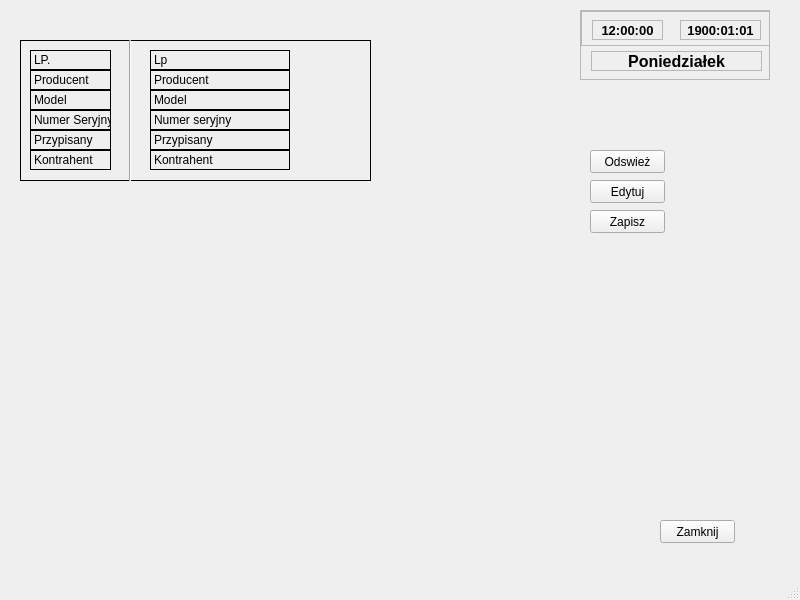
First picture: the form in Urzadzenia/urzadzenialistaedytuj.ui, repository Astropl/OptiBase, before the edit.
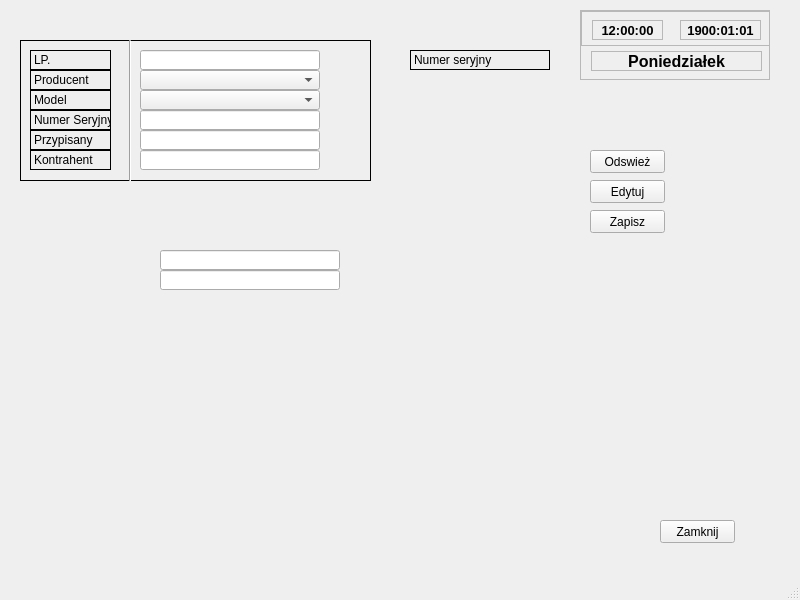
Second picture: the form after the edit.

```diff
--- a/Urzadzenia/urzadzenialistaedytuj.ui
+++ b/Urzadzenia/urzadzenialistaedytuj.ui
@@ -171,22 +171,6 @@
     <property name="frameShadow">
      <enum>QFrame::Plain</enum>
     </property>
-    <widget class="QLabel" name="lblKontrh1_2">
-     <property name="geometry">
-      <rect>
-       <x>130</x>
-       <y>110</y>
-       <width>140</width>
-       <height>20</height>
-      </rect>
-     </property>
-     <property name="frameShape">
-      <enum>QFrame::Panel</enum>
-     </property>
-     <property name="text">
-      <string>Kontrahent</string>
-     </property>
-    </widget>
     <widget class="QLabel" name="lblLp1">
      <property name="geometry">
       <rect>
@@ -219,38 +203,6 @@
       <string>Producent</string>
      </property>
     </widget>
-    <widget class="QLabel" name="lblLp2">
-     <property name="geometry">
-      <rect>
-       <x>130</x>
-       <y>10</y>
-       <width>140</width>
-       <height>20</height>
-      </rect>
-     </property>
-     <property name="frameShape">
-      <enum>QFrame::Panel</enum>
-     </property>
-     <property name="text">
-      <string>Lp</string>
-     </property>
-    </widget>
-    <widget class="QLabel" name="lblNrsery2">
-     <property name="geometry">
-      <rect>
-       <x>130</x>
-       <y>70</y>
-       <width>140</width>
-       <height>20</height>
-      </rect>
-     </property>
-     <property name="frameShape">
-      <enum>QFrame::Panel</enum>
-     </property>
-     <property name="text">
-      <string>Numer seryjny</string>
-     </property>
-    </widget>
     <widget class="QLabel" name="lblPrzypis1">
      <property name="geometry">
       <rect>
@@ -267,22 +219,6 @@
       <string>Przypisany</string>
      </property>
     </widget>
-    <widget class="QLabel" name="lblProd2">
-     <property name="geometry">
-      <rect>
-       <x>130</x>
-       <y>30</y>
-       <width>140</width>
-       <height>20</height>
-      </rect>
-     </property>
-     <property name="frameShape">
-      <enum>QFrame::Panel</enum>
-     </property>
-     <property name="text">
-      <string>Producent</string>
-     </property>
-    </widget>
     <widget class="QLabel" name="lblModel1">
      <property name="geometry">
       <rect>
@@ -299,38 +235,6 @@
       <string>Model</string>
      </property>
     </widget>
-    <widget class="QLabel" name="lblModel2">
-     <property name="geometry">
-      <rect>
-       <x>130</x>
-       <y>50</y>
-       <width>140</width>
-       <height>20</height>
-      </rect>
-     </property>
-     <property name="frameShape">
-      <enum>QFrame::Panel</enum>
-     </property>
-     <property name="text">
-      <string>Model</string>
-     </property>
-    </widget>
-    <widget class="QLabel" name="lblPrzypis2">
-     <property name="geometry">
-      <rect>
-       <x>130</x>
-       <y>90</y>
-       <width>140</width>
-       <height>20</height>
-      </rect>
-     </property>
-     <property name="frameShape">
-      <enum>QFrame::Panel</enum>
-     </property>
-     <property name="text">
-      <string>Przypisany</string>
-     </property>
-    </widget>
     <widget class="QLabel" name="lblKontrh1">
      <property name="geometry">
       <rect>
@@ -376,6 +280,66 @@
       <enum>Qt::Vertical</enum>
      </property>
     </widget>
+    <widget class="QLineEdit" name="lineEditKontrh2">
+     <property name="geometry">
+      <rect>
+       <x>120</x>
+       <y>110</y>
+       <width>180</width>
+       <height>20</height>
+      </rect>
+     </property>
+    </widget>
+    <widget class="QLineEdit" name="lineEditLp2">
+     <property name="geometry">
+      <rect>
+       <x>120</x>
+       <y>10</y>
+       <width>180</width>
+       <height>20</height>
+      </rect>
+     </property>
+    </widget>
+    <widget class="QLineEdit" name="lineEditNrsery2">
+     <property name="geometry">
+      <rect>
+       <x>120</x>
+       <y>70</y>
+       <width>180</width>
+       <height>20</height>
+      </rect>
+     </property>
+    </widget>
+    <widget class="QLineEdit" name="lineEditPrzypis2">
+     <property name="geometry">
+      <rect>
+       <x>120</x>
+       <y>90</y>
+       <width>180</width>
+       <height>20</height>
+      </rect>
+     </property>
+    </widget>
+    <widget class="QComboBox" name="comboBox">
+     <property name="geometry">
+      <rect>
+       <x>120</x>
+       <y>30</y>
+       <width>180</width>
+       <height>20</height>
+      </rect>
+     </property>
+    </widget>
+    <widget class="QComboBox" name="comboBox_2">
+     <property name="geometry">
+      <rect>
+       <x>120</x>
+       <y>50</y>
+       <width>180</width>
+       <height>20</height>
+      </rect>
+     </property>
+    </widget>
    </widget>
    <widget class="QPushButton" name="pushButton_2">
     <property name="geometry">
@@ -416,6 +380,42 @@
      <string>Zapisz</string>
     </property>
    </widget>
+   <widget class="QLabel" name="lblNrsery2">
+    <property name="geometry">
+     <rect>
+      <x>410</x>
+      <y>50</y>
+      <width>140</width>
+      <height>20</height>
+     </rect>
+    </property>
+    <property name="frameShape">
+     <enum>QFrame::Panel</enum>
+    </property>
+    <property name="text">
+     <string>Numer seryjny</string>
+    </property>
+   </widget>
+   <widget class="QLineEdit" name="lineEditProd2">
+    <property name="geometry">
+     <rect>
+      <x>160</x>
+      <y>250</y>
+      <width>180</width>
+      <height>20</height>
+     </rect>
+    </property>
+   </widget>
+   <widget class="QLineEdit" name="lineEditModel2">
+    <property name="geometry">
+     <rect>
+      <x>160</x>
+      <y>270</y>
+      <width>180</width>
+      <height>20</height>
+     </rect>
+    </property>
+   </widget>
   </widget>
   <widget class="QMenuBar" name="menubar">
    <property name="geometry">
```
